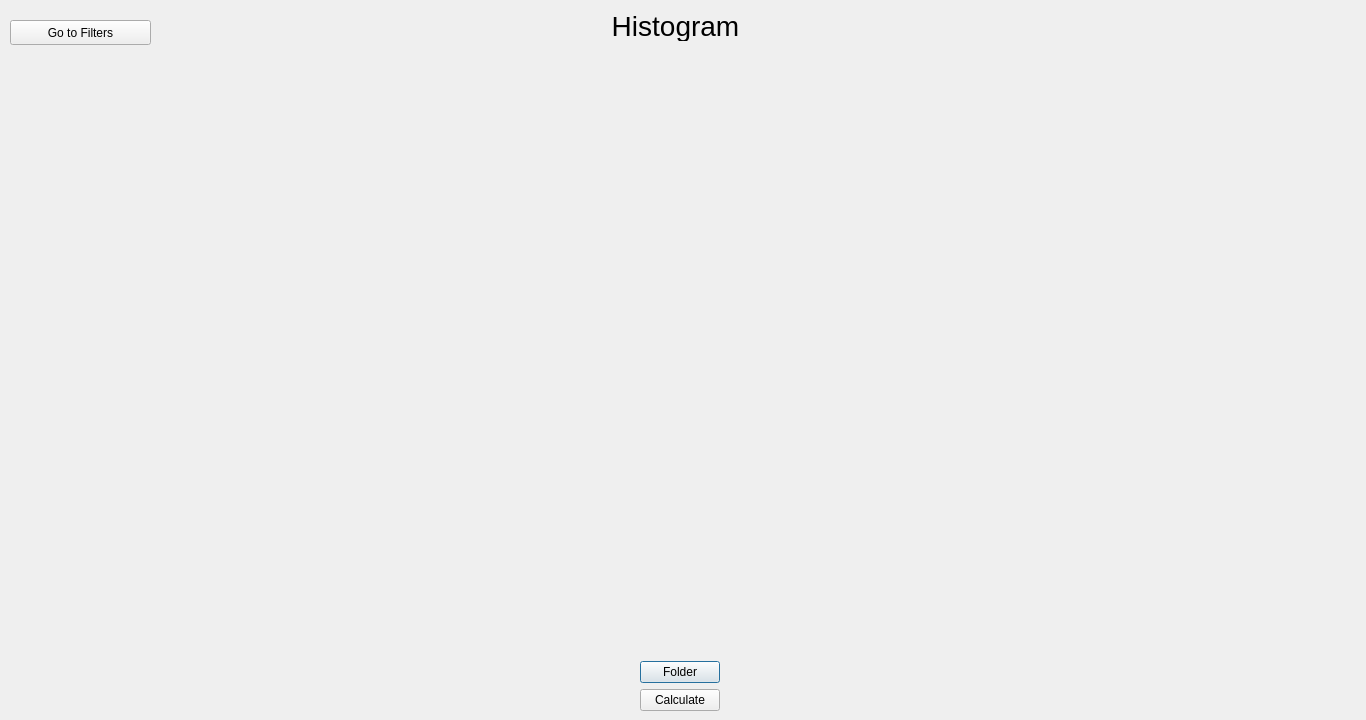
Above: HistOption/src/HistOption/histogram.ui from Rodelph/Image-Processing-Utility before the change. Below: the same form after it.
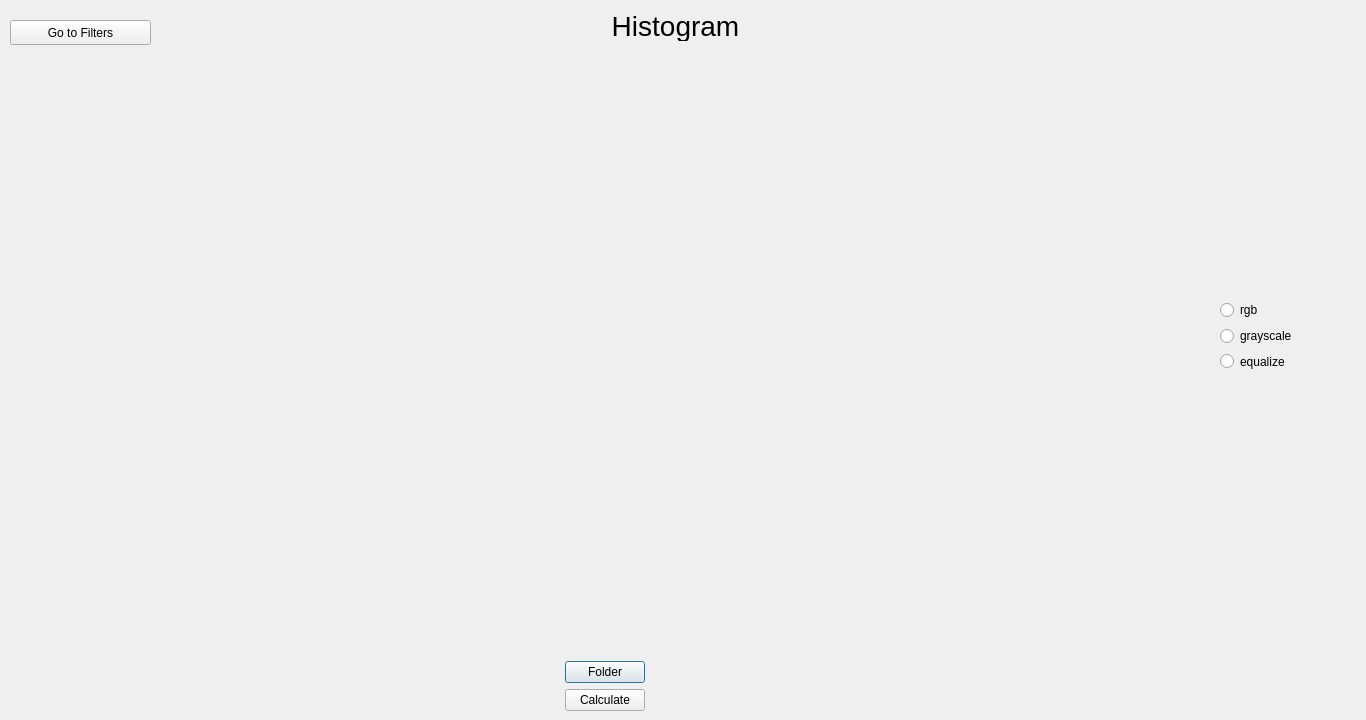
That is the form after the change.

The edit to the form file:
```diff
--- a/HistOption/src/HistOption/histogram.ui
+++ b/HistOption/src/HistOption/histogram.ui
@@ -35,9 +35,9 @@
    <property name="geometry">
     <rect>
      <x>10</x>
-     <y>60</y>
-     <width>1341</width>
-     <height>651</height>
+     <y>80</y>
+     <width>1191</width>
+     <height>631</height>
     </rect>
    </property>
    <layout class="QHBoxLayout" name="horizontalLayout">
@@ -105,6 +105,39 @@
     <set>Qt::AlignCenter</set>
    </property>
   </widget>
+  <widget class="QWidget" name="verticalLayoutWidget">
+   <property name="geometry">
+    <rect>
+     <x>1220</x>
+     <y>300</y>
+     <width>121</width>
+     <height>71</height>
+    </rect>
+   </property>
+   <layout class="QVBoxLayout" name="verticalLayout_2">
+    <item>
+     <widget class="QRadioButton" name="radRgb">
+      <property name="text">
+       <string>rgb</string>
+      </property>
+     </widget>
+    </item>
+    <item>
+     <widget class="QRadioButton" name="radGs">
+      <property name="text">
+       <string>grayscale</string>
+      </property>
+     </widget>
+    </item>
+    <item>
+     <widget class="QRadioButton" name="radEq">
+      <property name="text">
+       <string>equalize</string>
+      </property>
+     </widget>
+    </item>
+   </layout>
+  </widget>
  </widget>
  <resources/>
  <connections/>
```
